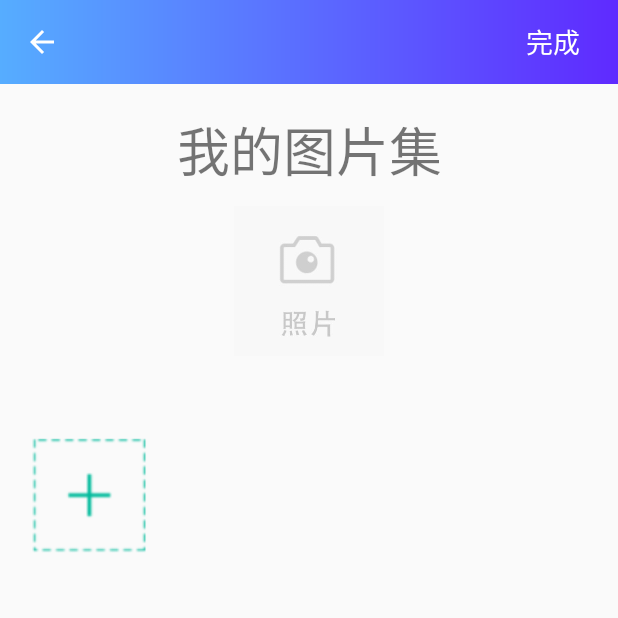
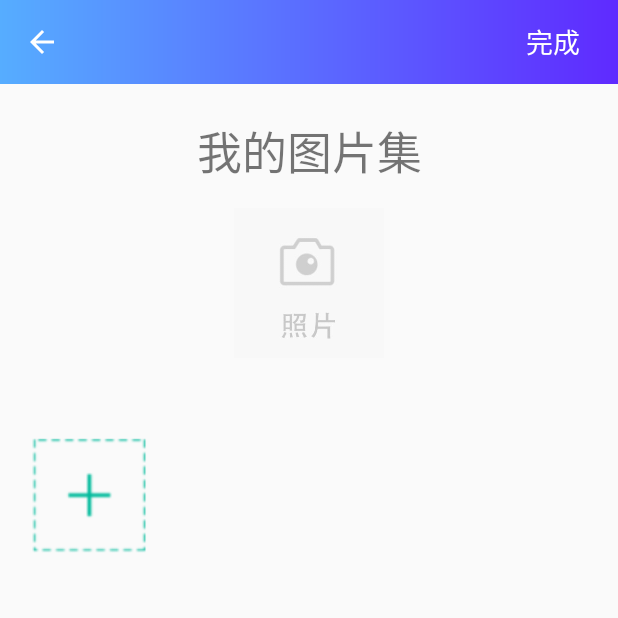
Before and after one commit to smallHoleZhang/AGroupWork, an Android app: the UploadTuPian screen opened directly, with no data from a screen before it, on a phone screen of 412 x 824 dp, the top half of it. Run offline under Robolectric (Android 15) with nearby library versions, the phone set to English and light mode, and no system bars.

Commit message:
代码修改

```diff
--- a/app/src/main/java/com/competition/android/competition_five/Adapter/Base/BaseViewHolder.java
+++ b/app/src/main/java/com/competition/android/competition_five/Adapter/Base/BaseViewHolder.java
@@ -94,6 +94,7 @@ public class BaseViewHolder extends RecyclerView.ViewHolder implements View.OnCl
         }
     }
 
+
     public int getMPosition() {
         return mPosition;
     }
--- a/app/src/main/java/com/competition/android/competition_five/Adapter/TuPianAdapter.java
+++ b/app/src/main/java/com/competition/android/competition_five/Adapter/TuPianAdapter.java
@@ -23,6 +23,7 @@ public class TuPianAdapter extends SimpleAdapter<TuPian> {
 
     private Context mContext;
     private BaseViewHolder mHolder;
+    private View mItemView;
 
     public TuPianAdapter(Context context, List<TuPian> datas, int layoutResId) {
         super(context, datas, layoutResId);
--- a/app/src/main/java/com/competition/android/competition_five/activity/ar/UploadShiPin.java
+++ b/app/src/main/java/com/competition/android/competition_five/activity/ar/UploadShiPin.java
@@ -251,7 +251,7 @@ public class UploadShiPin extends AppCompatActivity implements View.OnClickListe
             e.printStackTrace();
         }
         if (Build.VERSION.SDK_INT >= 24) {
-            imageUri = FileProvider.getUriForFile(this, "com.gaowenxing.xinji.File_Provider", outputImage);
+            imageUri = FileProvider.getUriForFile(this, "com.File_Provider", outputImage);
         } else {
             imageUri = Uri.fromFile(outputImage);
         }
--- a/app/src/main/java/com/competition/android/competition_five/activity/ar/UploadTuPian.java
+++ b/app/src/main/java/com/competition/android/competition_five/activity/ar/UploadTuPian.java
@@ -239,7 +239,7 @@ public class UploadTuPian extends AppCompatActivity implements View.OnClickListe
             e.printStackTrace();
         }
         if (Build.VERSION.SDK_INT >= 24) {
-            imageUri = FileProvider.getUriForFile(this, "com.gaowenxing.xinji.File_Provider", outputImage);
+            imageUri = FileProvider.getUriForFile(this, "com.File_Provider", outputImage);
         } else {
             imageUri = Uri.fromFile(outputImage);
         }
--- a/app/src/main/res/layout/layout_upload_tupian.xml
+++ b/app/src/main/res/layout/layout_upload_tupian.xml
@@ -4,7 +4,8 @@
     android:layout_width="match_parent"
     android:layout_height="match_parent">
 
-    <include layout="@layout/layout_back_title"></include>
+    <include layout="@layout/layout_back_title"
+             android:id="@+id/include"></include>
 
 
     <TextView
@@ -13,10 +14,12 @@
         android:layout_height="55dp"
         android:layout_marginLeft="25dp"
         android:layout_marginRight="25dp"
-        android:layout_marginTop="72dp"
+        android:layout_marginTop="17dp"
         android:gravity="center"
         android:text="我的图片集"
-        android:textSize="35dp"/>
+        android:textSize="30dp"
+        android:layout_below="@+id/include"
+        android:layout_centerHorizontal="true"/>
 
     <ImageView
         android:id="@+id/upload_tupian_photo"
--- /dev/null
+++ b/app/src/main/res/xml/file_paths.xml
@@ -0,0 +1,5 @@
+<?xml version="1.0" encoding="utf-8"?>
+<Paths
+    xmlns:android="http://schemas.android.com/apk/res/android">
+    <external-path name = "my_images_" path = ""/>
+</Paths>
```
Also changed, not shown: app/src/main/AndroidManifest.xml (+25 -6 lines).
